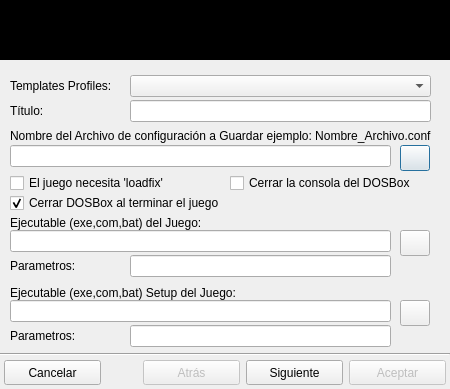
The window that ui/dbxadd.ui (Monthy/gr-lida) describes before a commit, drawn with Qt 5.
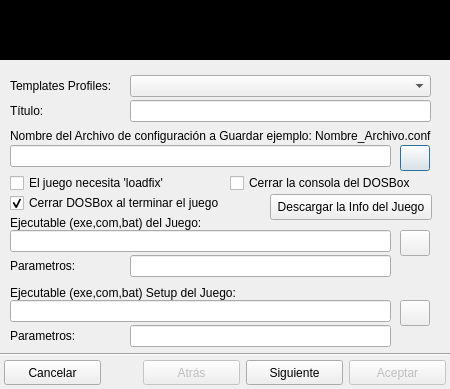
The same window after the commit. Icons and pictures are not drawn.

Commit message: Añadido buscar y descargar la info del juego en los asistentes de los emuladores.

```diff
--- a/ui/dbxadd.ui
+++ b/ui/dbxadd.ui
@@ -438,6 +438,14 @@
       <number>0</number>
      </property>
      <widget class="QWidget" name="page_1" >
+      <property name="geometry" >
+       <rect>
+        <x>0</x>
+        <y>0</y>
+        <width>450</width>
+        <height>293</height>
+       </rect>
+      </property>
       <widget class="QLineEdit" name="txtDbx_parametros_setup" >
        <property name="geometry" >
         <rect>
@@ -676,7 +684,7 @@
         <rect>
          <x>10</x>
          <y>135</y>
-         <width>281</width>
+         <width>261</width>
          <height>16</height>
         </rect>
        </property>
@@ -710,6 +718,23 @@
         <string>Templates Profiles:</string>
        </property>
       </widget>
+      <widget class="QPushButton" name="btnDescargarInfo" >
+       <property name="geometry" >
+        <rect>
+         <x>270</x>
+         <y>134</y>
+         <width>162</width>
+         <height>26</height>
+        </rect>
+       </property>
+       <property name="text" >
+        <string>Descargar la Info del Juego</string>
+       </property>
+       <property name="icon" >
+        <iconset resource="../res/grlida.qrc" >
+         <normaloff>:/img16/go-down.png</normaloff>:/img16/go-down.png</iconset>
+       </property>
+      </widget>
      </widget>
      <widget class="QWidget" name="page_2" >
       <widget class="QLabel" name="lb_Dbx_8" >
```
Left out of the diff: 132 changed lines with no effect on the pictures. The commit also changes 8 other files.
